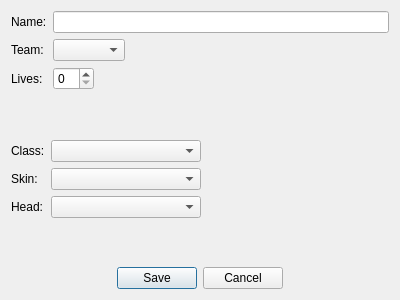
First picture: the form in tools/UT99CampaignRoster/src/UT99CampaignRoster/PawnEditor.ui, repository orb3b/UTManager, before the edit.
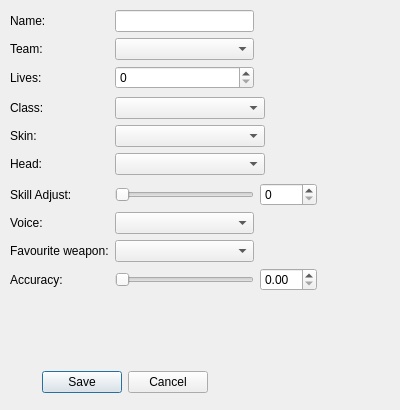
Second picture: the form after the edit. Icons and pictures are not drawn.

Commit message: [Roster] Add fields up to Accuracy to PawnEditor

```diff
--- a/tools/UT99CampaignRoster/src/UT99CampaignRoster/PawnEditor.ui
+++ b/tools/UT99CampaignRoster/src/UT99CampaignRoster/PawnEditor.ui
@@ -7,7 +7,7 @@
     <x>0</x>
     <y>0</y>
     <width>400</width>
-    <height>300</height>
+    <height>410</height>
    </rect>
   </property>
   <property name="windowTitle">
@@ -17,19 +17,75 @@
    <iconset resource="RosterResources.qrc">
     <normaloff>:/images/icon</normaloff>:/images/icon</iconset>
   </property>
-  <layout class="QVBoxLayout" name="verticalLayout">
+  <widget class="QWidget" name="">
+   <property name="geometry">
+    <rect>
+     <x>0</x>
+     <y>370</y>
+     <width>250</width>
+     <height>25</height>
+    </rect>
+   </property>
+   <layout class="QHBoxLayout" name="horizontalLayout_3">
    <item>
+     <spacer name="horizontalSpacer_3">
+      <property name="orientation">
+       <enum>Qt::Horizontal</enum>
+      </property>
+      <property name="sizeHint" stdset="0">
+       <size>
+        <width>40</width>
+        <height>20</height>
+       </size>
+      </property>
+     </spacer>
+    </item>
+    <item>
+     <widget class="QPushButton" name="btnSave">
+      <property name="text">
+       <string>Save</string>
+      </property>
+     </widget>
+    </item>
+    <item>
+     <widget class="QPushButton" name="btnCancel">
+      <property name="text">
+       <string>Cancel</string>
+      </property>
+     </widget>
+    </item>
+    <item>
+     <spacer name="horizontalSpacer_4">
+      <property name="orientation">
+       <enum>Qt::Horizontal</enum>
+      </property>
+      <property name="sizeHint" stdset="0">
+       <size>
+        <width>40</width>
+        <height>20</height>
+       </size>
+      </property>
+     </spacer>
+    </item>
+   </layout>
+  </widget>
+  <widget class="QWidget" name="">
+   <property name="geometry">
+    <rect>
+     <x>10</x>
+     <y>10</y>
+     <width>307</width>
+     <height>281</height>
+    </rect>
+   </property>
     <layout class="QGridLayout" name="gridLayout">
-     <item row="0" column="0">
-      <widget class="QLabel" name="lbName">
+    <item row="10" column="0">
+     <widget class="QLabel" name="lbFavouriteWeapon">
        <property name="text">
-        <string>Name:</string>
+       <string>Favourite weapon:</string>
        </property>
       </widget>
      </item>
-     <item row="0" column="1">
-      <widget class="QLineEdit" name="leName"/>
-     </item>
      <item row="1" column="0">
       <widget class="QLabel" name="lbTeam">
        <property name="text">
@@ -37,6 +93,26 @@
        </property>
       </widget>
      </item>
+    <item row="5" column="0">
+     <widget class="QLabel" name="lbSkin">
+      <property name="text">
+       <string>Skin:</string>
+      </property>
+     </widget>
+    </item>
+    <item row="0" column="1">
+     <widget class="QLineEdit" name="leName"/>
+    </item>
+    <item row="5" column="1">
+     <widget class="QComboBox" name="cbSkins">
+      <property name="minimumSize">
+       <size>
+        <width>150</width>
+        <height>0</height>
+       </size>
+      </property>
+     </widget>
+    </item>
      <item row="2" column="0">
       <widget class="QLabel" name="lbLives">
        <property name="text">
@@ -45,80 +121,26 @@
       </widget>
      </item>
      <item row="1" column="1">
-      <layout class="QHBoxLayout" name="horizontalLayout">
-       <item>
         <widget class="QComboBox" name="cbTeam"/>
        </item>
-       <item>
-        <spacer name="horizontalSpacer">
-         <property name="orientation">
-          <enum>Qt::Horizontal</enum>
-         </property>
-         <property name="sizeHint" stdset="0">
-          <size>
-           <width>40</width>
-           <height>20</height>
-          </size>
-         </property>
-        </spacer>
-       </item>
-      </layout>
-     </item>
-     <item row="2" column="1">
-      <layout class="QHBoxLayout" name="horizontalLayout_2">
-       <item>
-        <widget class="QSpinBox" name="sbLives"/>
-       </item>
-       <item>
-        <spacer name="horizontalSpacer_2">
-         <property name="orientation">
-          <enum>Qt::Horizontal</enum>
-         </property>
-         <property name="sizeHint" stdset="0">
-          <size>
-           <width>40</width>
-           <height>20</height>
-          </size>
-         </property>
-        </spacer>
-       </item>
-      </layout>
-     </item>
-    </layout>
-   </item>
-   <item>
-    <spacer name="verticalSpacer">
-     <property name="orientation">
-      <enum>Qt::Vertical</enum>
-     </property>
-     <property name="sizeHint" stdset="0">
-      <size>
-       <width>20</width>
-       <height>40</height>
-      </size>
-     </property>
-    </spacer>
-   </item>
-   <item>
-    <layout class="QGridLayout" name="gridLayout_2">
-     <item row="2" column="0">
+    <item row="6" column="0">
       <widget class="QLabel" name="lbFace">
        <property name="text">
         <string>Head:</string>
        </property>
       </widget>
      </item>
-     <item row="1" column="1">
-      <widget class="QComboBox" name="cbSkins">
-       <property name="minimumSize">
-        <size>
-         <width>150</width>
-         <height>0</height>
-        </size>
+    <item row="2" column="1">
+     <widget class="QSpinBox" name="sbLives"/>
+    </item>
+    <item row="4" column="0">
+     <widget class="QLabel" name="lbClass">
+      <property name="text">
+       <string>Class:</string>
        </property>
       </widget>
      </item>
-     <item row="0" column="1">
+    <item row="4" column="1">
       <widget class="QComboBox" name="cbClasses">
        <property name="sizePolicy">
         <sizepolicy hsizetype="Preferred" vsizetype="Fixed">
@@ -134,46 +156,70 @@
        </property>
       </widget>
      </item>
-     <item row="1" column="0">
-      <widget class="QLabel" name="lbSkin">
-       <property name="text">
-        <string>Skin:</string>
-       </property>
-      </widget>
-     </item>
-     <item row="0" column="0">
-      <widget class="QLabel" name="lbClass">
-       <property name="text">
-        <string>Class:</string>
-       </property>
-      </widget>
-     </item>
-     <item row="2" column="1">
-      <widget class="QComboBox" name="cbFaces">
-       <property name="minimumSize">
-        <size>
-         <width>150</width>
-         <height>0</height>
-        </size>
-       </property>
-      </widget>
-     </item>
-     <item row="1" column="2">
+    <item row="5" column="2">
       <spacer name="horizontalSpacer_5">
        <property name="orientation">
         <enum>Qt::Horizontal</enum>
        </property>
        <property name="sizeHint" stdset="0">
         <size>
-         <width>40</width>
-         <height>20</height>
+        <width>37</width>
+        <height>17</height>
         </size>
        </property>
       </spacer>
      </item>
-    </layout>
-   </item>
-   <item>
+    <item row="0" column="0">
+     <widget class="QLabel" name="lbName">
+      <property name="text">
+       <string>Name:</string>
+      </property>
+     </widget>
+    </item>
+    <item row="8" column="0">
+     <widget class="QLabel" name="lbSkillAdjust">
+      <property name="text">
+       <string>Skill Adjust:</string>
+      </property>
+     </widget>
+    </item>
+    <item row="8" column="2">
+     <widget class="QSpinBox" name="sbSkillAdjust"/>
+    </item>
+    <item row="8" column="1">
+     <widget class="QSlider" name="hsSkillAdjust">
+      <property name="pageStep">
+       <number>1</number>
+      </property>
+      <property name="orientation">
+       <enum>Qt::Horizontal</enum>
+      </property>
+     </widget>
+    </item>
+    <item row="6" column="1">
+     <widget class="QComboBox" name="cbFaces">
+      <property name="minimumSize">
+       <size>
+        <width>150</width>
+        <height>0</height>
+       </size>
+      </property>
+     </widget>
+    </item>
+    <item row="3" column="1">
+     <spacer name="verticalSpacer">
+      <property name="orientation">
+       <enum>Qt::Vertical</enum>
+      </property>
+      <property name="sizeHint" stdset="0">
+       <size>
+        <width>20</width>
+        <height>40</height>
+       </size>
+      </property>
+     </spacer>
+    </item>
+    <item row="7" column="1">
     <spacer name="verticalSpacer_2">
      <property name="orientation">
       <enum>Qt::Vertical</enum>
@@ -186,51 +232,38 @@
      </property>
     </spacer>
    </item>
-   <item>
-    <layout class="QHBoxLayout" name="horizontalLayout_3">
-     <item>
-      <spacer name="horizontalSpacer_3">
-       <property name="orientation">
-        <enum>Qt::Horizontal</enum>
-       </property>
-       <property name="sizeHint" stdset="0">
-        <size>
-         <width>40</width>
-         <height>20</height>
-        </size>
-       </property>
-      </spacer>
-     </item>
-     <item>
-      <widget class="QPushButton" name="btnSave">
+    <item row="9" column="1">
+     <widget class="QComboBox" name="cbVoice"/>
+    </item>
+    <item row="10" column="1">
+     <widget class="QComboBox" name="cbFavouriteWeapon"/>
+    </item>
+    <item row="9" column="0">
+     <widget class="QLabel" name="lbVoice">
        <property name="text">
-        <string>Save</string>
+       <string>Voice:</string>
        </property>
       </widget>
      </item>
-     <item>
-      <widget class="QPushButton" name="btnCancel">
+    <item row="11" column="0">
+     <widget class="QLabel" name="lbAccuracy">
        <property name="text">
-        <string>Cancel</string>
+       <string>Accuracy:</string>
        </property>
       </widget>
      </item>
-     <item>
-      <spacer name="horizontalSpacer_4">
+    <item row="11" column="1">
+     <widget class="QSlider" name="hsAccuracy">
        <property name="orientation">
         <enum>Qt::Horizontal</enum>
        </property>
-       <property name="sizeHint" stdset="0">
-        <size>
-         <width>40</width>
-         <height>20</height>
-        </size>
-       </property>
-      </spacer>
-     </item>
-    </layout>
-   </item>
-  </layout>
+     </widget>
+    </item>
+    <item row="11" column="2">
+     <widget class="QDoubleSpinBox" name="dspAccuracy"/>
+    </item>
+   </layout>
+  </widget>
  </widget>
  <resources>
   <include location="RosterResources.qrc"/>
```
Lines whose indentation alone changed are shown as unchanged. The commit also changes 11 other files.
